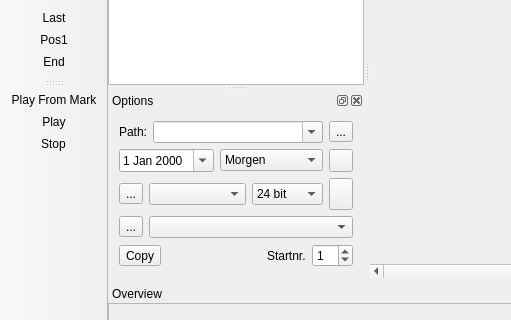
This is mainwindow.ui in audioprog/RecMasterNCutter as Qt 5 draws it before an edit; both pictures show x 0 to 511 and y 312 to 632 of the 1024 by 765 pixel window. The edited form follows.
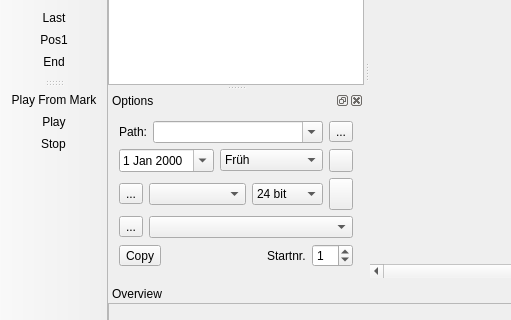
This is the edited form. Icons and pictures are not drawn. Custom widgets are drawn as their Qt base class.

Commit message: Anpassung neu Pfade

Patch:
```diff
--- a/mainwindow.ui
+++ b/mainwindow.ui
@@ -834,6 +834,11 @@
               <verstretch>0</verstretch>
              </sizepolicy>
             </property>
+            <item>
+             <property name="text">
+              <string>Früh</string>
+             </property>
+            </item>
             <item>
              <property name="text">
               <string>Morgen</string>
```
Left out of the diff: 11 changed lines with no effect on the pictures. The commit also changes 1 other file.
